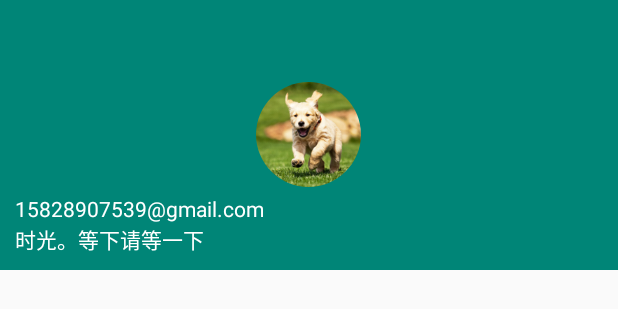
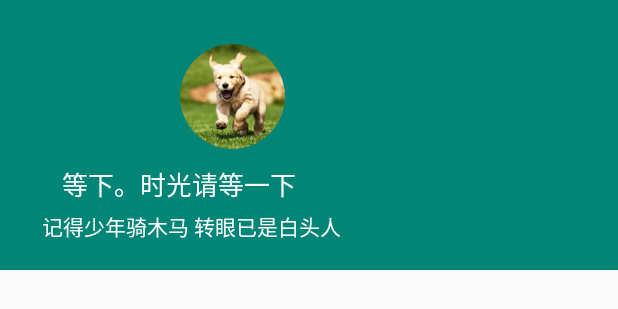
Before and after one commit to XXlijiulong/SingleIntent, an Android app: the layout nav_header.xml on its own in the app's theme, with its tools: preview values and no code run, on a phone screen of 412 x 824 dp. Shown: the top 309 px of the screen. Run offline under Robolectric (Android 15) with nearby library versions, the phone set to English and light mode, and no system bars.

Commit message:
第一次大作业安卓

```diff
--- a/app/build.gradle
+++ b/app/build.gradle
@@ -34,4 +34,5 @@ dependencies {
 
     implementation 'com.android.support:design:28.0.0'
     implementation 'de.hdodenhof:circleimageview:2.1.0'
+    implementation 'com.ashokvarma.android:bottom-navigation-bar:2.0.5'
 }
--- a/app/src/main/res/layout/nav_header.xml
+++ b/app/src/main/res/layout/nav_header.xml
@@ -9,25 +9,41 @@
         android:id="@+id/icon_image"
         android:layout_width="70dp"
         android:layout_height="70dp"
-        android:layout_centerInParent="true"
+        android:layout_above="@+id/username"
+        android:layout_alignParentStart="true"
+        android:layout_alignParentLeft="true"
+        android:layout_marginStart="110dp"
+        android:layout_marginLeft="110dp"
+        android:layout_marginBottom="10dp"
         android:src="@drawable/nav_icon" />
 
     <TextView
         android:id="@+id/username"
         android:layout_width="wrap_content"
         android:layout_height="wrap_content"
+        android:layout_alignParentStart="true"
+        android:layout_alignParentLeft="true"
         android:layout_alignParentBottom="true"
-        android:text="时光。等下请等一下"
+        android:layout_marginStart="31dp"
+        android:layout_marginLeft="31dp"
+        android:layout_marginBottom="34dp"
+        android:text="等下。时光请等一下"
         android:textColor="#FFF"
-        android:textSize="14sp" />
+        android:textSize="17sp" />
 
     <TextView
         android:id="@+id/mail"
         android:layout_width="wrap_content"
         android:layout_height="wrap_content"
         android:layout_above="@id/username"
-        android:text="15828907539@gmail.com"
+        android:layout_alignStart="@+id/username"
+        android:layout_alignLeft="@+id/username"
+        android:layout_marginStart="-13dp"
+        android:layout_marginLeft="-13dp"
+        android:layout_marginBottom="-52dp"
+        android:text="记得少年骑木马 转眼已是白头人"
         android:textColor="#FFF"
         android:textSize="14sp" />
 
+
 </RelativeLayout>
--- a/app/src/main/res/values/colors.xml
+++ b/app/src/main/res/values/colors.xml
@@ -3,4 +3,5 @@
     <color name="colorPrimary">#008577</color>
     <color name="colorPrimaryDark">#00574B</color>
     <color name="colorAccent">#D81B60</color>
+
 </resources>
--- a/app/src/main/res/values/styles.xml
+++ b/app/src/main/res/values/styles.xml
@@ -6,11 +6,7 @@
         <item name="colorPrimary">@color/colorPrimary</item>
         <item name="colorPrimaryDark">@color/colorPrimaryDark</item>
         <item name="colorAccent">@color/colorAccent</item>
-
-    </style>
-    <style name="toolbar_nav_home" parent="Widget.AppCompat.Toolbar.Button.Navigation">
-        <item name="android:minWidth">0dp</item>
-        <item name="android:paddingLeft">5dp</item>
     </style>
 
+
 </resources>
```
Also changed, not shown: app/src/main/java/com/example/a15828/singleintent/SecondActivity.java (+19 -4 lines), app/src/main/res/layout/activity_second.xml (+18 -1 lines), app/src/main/res/layout/person_item.xml (+5 -2 lines), app/src/main/res/drawable-xhdpi/dx.png (added), app/src/main/res/drawable-xhdpi/fx.png (added), app/src/main/res/drawable-xhdpi/ic_home.png, app/src/main/res/drawable-xhdpi/txl.png (added).
